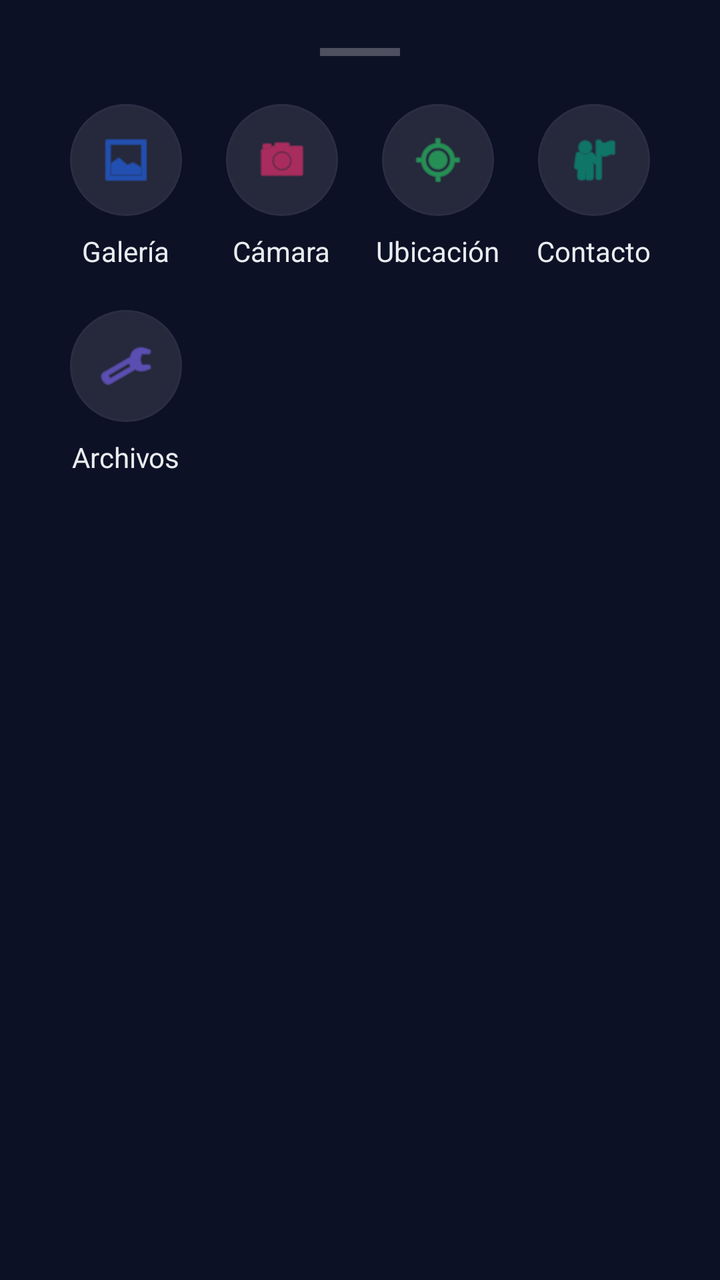
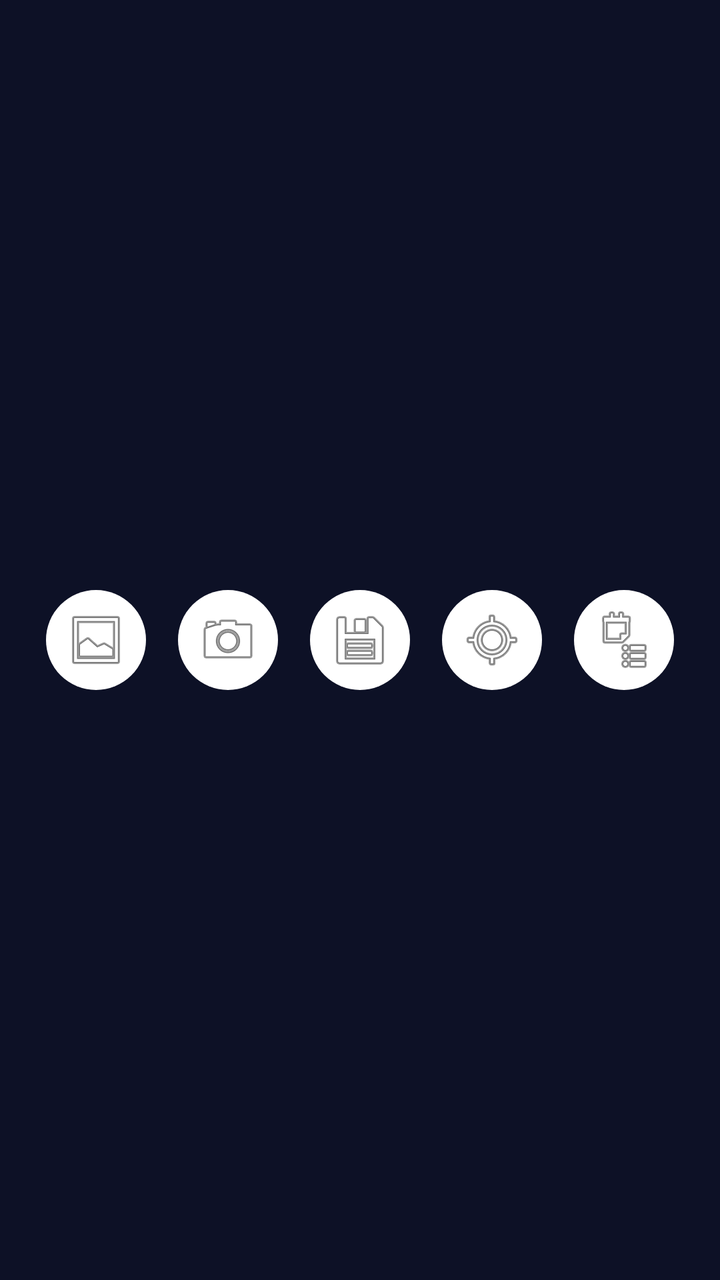

Two renders of the same Android screen: before a commit and after it. Below are the layout's source before the change and the commit's diff.
<!-- AndroidManifest.xml: application theme Theme.Nexu -->
<!-- res/layout/layout_attachment_menu.xml -->
<?xml version="1.0" encoding="utf-8"?>
<LinearLayout xmlns:android="http://schemas.android.com/apk/res/android"
    xmlns:app="http://schemas.android.com/apk/res-auto"
    android:layout_width="match_parent"
    android:layout_height="wrap_content"
    android:background="#0D1126"
    android:orientation="vertical"
    android:padding="24dp">

    <View
        android:layout_width="40dp"
        android:layout_height="4dp"
        android:layout_gravity="center_horizontal"
        android:layout_marginBottom="24dp"
        android:background="#44FFFFFF" />

    <GridLayout
        android:layout_width="match_parent"
        android:layout_height="wrap_content"
        android:alignmentMode="alignBounds"
        android:columnCount="4"
        android:rowCount="2">

        <LinearLayout
            android:id="@+id/btnGallery"
            android:layout_width="0dp"
            android:layout_height="wrap_content"
            android:layout_columnWeight="1"
            android:gravity="center"
            android:orientation="vertical">

            <androidx.appcompat.widget.AppCompatImageView
                android:layout_width="56dp"
                android:layout_height="56dp"
                android:background="@drawable/bg_attachment_icon"
                android:padding="14dp"
                android:src="@android:drawable/ic_menu_gallery"
                app:tint="#1F69FF" />

            <TextView
                android:layout_width="wrap_content"
                android:layout_height="wrap_content"
                android:layout_marginTop="8dp"
                android:text="Galería"
                android:textColor="#E9EDEF"
                android:textSize="14sp" />
        </LinearLayout>

        <LinearLayout
            android:id="@+id/btnCamera"
            android:layout_width="0dp"
            android:layout_height="wrap_content"
            android:layout_columnWeight="1"
            android:gravity="center"
            android:orientation="vertical">

            <androidx.appcompat.widget.AppCompatImageView
                android:layout_width="56dp"
                android:layout_height="56dp"
                android:background="@drawable/bg_attachment_icon"
                android:padding="14dp"
                android:src="@android:drawable/ic_menu_camera"
                app:tint="#FF2E74" />

            <TextView
                android:layout_width="wrap_content"
                android:layout_height="wrap_content"
                android:layout_marginTop="8dp"
                android:text="Cámara"
                android:textColor="#E9EDEF"
                android:textSize="14sp" />
        </LinearLayout>

        <LinearLayout
            android:id="@+id/btnLocation"
            android:layout_width="0dp"
            android:layout_height="wrap_content"
            android:layout_columnWeight="1"
            android:gravity="center"
            android:orientation="vertical">

            <androidx.appcompat.widget.AppCompatImageView
                android:layout_width="56dp"
                android:layout_height="56dp"
                android:background="@drawable/bg_attachment_icon"
                android:padding="14dp"
                android:src="@android:drawable/ic_menu_mylocation"
                app:tint="#25D366" />

            <TextView
                android:layout_width="wrap_content"
                android:layout_height="wrap_content"
                android:layout_marginTop="8dp"
                android:text="Ubicación"
                android:textColor="#E9EDEF"
                android:textSize="14sp" />
        </LinearLayout>

        <LinearLayout
            android:id="@+id/btnContact"
            android:layout_width="0dp"
            android:layout_height="wrap_content"
            android:layout_columnWeight="1"
            android:gravity="center"
            android:orientation="vertical">

            <androidx.appcompat.widget.AppCompatImageView
                android:layout_width="56dp"
                android:layout_height="56dp"
                android:background="@drawable/bg_attachment_icon"
                android:padding="14dp"
                android:src="@android:drawable/ic_menu_myplaces"
                app:tint="#00A884" />

            <TextView
                android:layout_width="wrap_content"
                android:layout_height="wrap_content"
                android:layout_marginTop="8dp"
                android:text="Contacto"
                android:textColor="#E9EDEF"
                android:textSize="14sp" />
        </LinearLayout>

        <LinearLayout
            android:id="@+id/btnFiles"
            android:layout_width="0dp"
            android:layout_height="wrap_content"
            android:layout_columnWeight="1"
            android:layout_marginTop="20dp"
            android:gravity="center"
            android:orientation="vertical">

            <androidx.appcompat.widget.AppCompatImageView
                android:layout_width="56dp"
                android:layout_height="56dp"
                android:background="@drawable/bg_attachment_icon"
                android:padding="14dp"
                android:src="@android:drawable/ic_menu_manage"
                app:tint="#7F66FF" />

            <TextView
                android:layout_width="wrap_content"
                android:layout_height="wrap_content"
                android:layout_marginTop="8dp"
                android:text="Archivos"
                android:textColor="#E9EDEF"
                android:textSize="14sp" />
        </LinearLayout>

    </GridLayout>
</LinearLayout>
<!-- resources referenced by this layout -->
<resources>
  <!-- drawable bg_attachment_icon (drawable) -->
  <?xml version="1.0" encoding="utf-8"?>
  <shape xmlns:android="http://schemas.android.com/apk/res/android" android:shape="oval">
      <solid android:color="#1AFFFFFF"/> <stroke android:width="1dp" android:color="#2A2E43"/> </shape>
  <style name="Theme.Nexu" parent="Base.Theme.Nexu" />
  <style name="Base.Theme.Nexu" parent="Theme.Material3.DayNight.NoActionBar">
          
          
      </style>
</resources>

<!-- the commit's change to res/layout/layout_attachment_menu.xml (unified diff, before → after) -->
@@ -1,151 +1,15 @@
 <?xml version="1.0" encoding="utf-8"?>
 <LinearLayout xmlns:android="http://schemas.android.com/apk/res/android"
-    xmlns:app="http://schemas.android.com/apk/res-auto"
     android:layout_width="match_parent"
     android:layout_height="wrap_content"
+    android:orientation="horizontal"
+    android:padding="20dp"
     android:background="#0D1126"
-    android:orientation="vertical"
-    android:padding="24dp">
+    android:gravity="center">
 
-    <View
-        android:layout_width="40dp"
-        android:layout_height="4dp"
-        android:layout_gravity="center_horizontal"
-        android:layout_marginBottom="24dp"
-        android:background="#44FFFFFF" />
-
-    <GridLayout
-        android:layout_width="match_parent"
-        android:layout_height="wrap_content"
-        android:alignmentMode="alignBounds"
-        android:columnCount="4"
-        android:rowCount="2">
-
-        <LinearLayout
-            android:id="@+id/btnGallery"
-            android:layout_width="0dp"
-            android:layout_height="wrap_content"
-            android:layout_columnWeight="1"
-            android:gravity="center"
-            android:orientation="vertical">
-
-            <androidx.appcompat.widget.AppCompatImageView
-                android:layout_width="56dp"
-                android:layout_height="56dp"
-                android:background="@drawable/bg_attachment_icon"
-                android:padding="14dp"
-                android:src="@android:drawable/ic_menu_gallery"
-                app:tint="#1F69FF" />
-
-            <TextView
-                android:layout_width="wrap_content"
-                android:layout_height="wrap_content"
-                android:layout_marginTop="8dp"
-                android:text="Galería"
-                android:textColor="#E9EDEF"
-                android:textSize="14sp" />
-        </LinearLayout>
-
-        <LinearLayout
-            android:id="@+id/btnCamera"
-            android:layout_width="0dp"
-            android:layout_height="wrap_content"
-            android:layout_columnWeight="1"
-            android:gravity="center"
-            android:orientation="vertical">
-
-            <androidx.appcompat.widget.AppCompatImageView
-                android:layout_width="56dp"
-                android:layout_height="56dp"
-                android:background="@drawable/bg_attachment_icon"
-                android:padding="14dp"
-                android:src="@android:drawable/ic_menu_camera"
-                app:tint="#FF2E74" />
-
-            <TextView
-                android:layout_width="wrap_content"
-                android:layout_height="wrap_content"
-                android:layout_marginTop="8dp"
-                android:text="Cámara"
-                android:textColor="#E9EDEF"
-                android:textSize="14sp" />
-        </LinearLayout>
-
-        <LinearLayout
-            android:id="@+id/btnLocation"
-            android:layout_width="0dp"
-            android:layout_height="wrap_content"
-            android:layout_columnWeight="1"
-            android:gravity="center"
-            android:orientation="vertical">
-
-            <androidx.appcompat.widget.AppCompatImageView
-                android:layout_width="56dp"
-                android:layout_height="56dp"
-                android:background="@drawable/bg_attachment_icon"
-                android:padding="14dp"
-                android:src="@android:drawable/ic_menu_mylocation"
-                app:tint="#25D366" />
-
-            <TextView
-                android:layout_width="wrap_content"
-                android:layout_height="wrap_content"
-                android:layout_marginTop="8dp"
-                android:text="Ubicación"
-                android:textColor="#E9EDEF"
-                android:textSize="14sp" />
-        </LinearLayout>
-
-        <LinearLayout
-            android:id="@+id/btnContact"
-            android:layout_width="0dp"
-            android:layout_height="wrap_content"
-            android:layout_columnWeight="1"
-            android:gravity="center"
-            android:orientation="vertical">
-
-            <androidx.appcompat.widget.AppCompatImageView
-                android:layout_width="56dp"
-                android:layout_height="56dp"
-                android:background="@drawable/bg_attachment_icon"
-                android:padding="14dp"
-                android:src="@android:drawable/ic_menu_myplaces"
-                app:tint="#00A884" />
-
-            <TextView
-                android:layout_width="wrap_content"
-                android:layout_height="wrap_content"
-                android:layout_marginTop="8dp"
-                android:text="Contacto"
-                android:textColor="#E9EDEF"
-                android:textSize="14sp" />
-        </LinearLayout>
-
-        <LinearLayout
-            android:id="@+id/btnFiles"
-            android:layout_width="0dp"
-            android:layout_height="wrap_content"
-            android:layout_columnWeight="1"
-            android:layout_marginTop="20dp"
-            android:gravity="center"
-            android:orientation="vertical">
-
-            <androidx.appcompat.widget.AppCompatImageView
-                android:layout_width="56dp"
-                android:layout_height="56dp"
-                android:background="@drawable/bg_attachment_icon"
-                android:padding="14dp"
-                android:src="@android:drawable/ic_menu_manage"
-                app:tint="#7F66FF" />
-
-            <TextView
-                android:layout_width="wrap_content"
-                android:layout_height="wrap_content"
-                android:layout_marginTop="8dp"
-                android:text="Archivos"
-                android:textColor="#E9EDEF"
-                android:textSize="14sp" />
-        </LinearLayout>
-
-    </GridLayout>
+    <ImageButton android:id="@+id/btnGallery" android:layout_width="50dp" android:layout_height="50dp" android:layout_margin="8dp" android:background="@drawable/circle_background" android:src="@android:drawable/ic_menu_gallery" />
+    <ImageButton android:id="@+id/btnCamera" android:layout_width="50dp" android:layout_height="50dp" android:layout_margin="8dp" android:background="@drawable/circle_background" android:src="@android:drawable/ic_menu_camera" />
+    <ImageButton android:id="@+id/btnFiles" android:layout_width="50dp" android:layout_height="50dp" android:layout_margin="8dp" android:background="@drawable/circle_background" android:src="@android:drawable/ic_menu_save" />
+    <ImageButton android:id="@+id/btnLocation" android:layout_width="50dp" android:layout_height="50dp" android:layout_margin="8dp" android:background="@drawable/circle_background" android:src="@android:drawable/ic_menu_mylocation" />
+    <ImageButton android:id="@+id/btnContact" android:layout_width="50dp" android:layout_height="50dp" android:layout_margin="8dp" android:background="@drawable/circle_background" android:src="@android:drawable/ic_menu_agenda" />
 </LinearLayout>
<!-- resource entries referenced after the edit -->
@@ -1,13 +1,13 @@
 <!-- resources referenced by this layout -->
 <resources>
-  <!-- drawable bg_attachment_icon (drawable) -->
+  <!-- drawable circle_background (drawable) -->
   <?xml version="1.0" encoding="utf-8"?>
-  <shape xmlns:android="http://schemas.android.com/apk/res/android" android:shape="oval">
-      <solid android:color="#1AFFFFFF"/> <stroke android:width="1dp" android:color="#2A2E43"/> </shape>
+  <shape xmlns:android="http://schemas.android.com/apk/res/android"
+      android:shape="oval">
+      <solid android:color="#FFFFFF" />
+  </shape>
   <style name="Theme.Nexu" parent="Base.Theme.Nexu" />
   <style name="Base.Theme.Nexu" parent="Theme.Material3.DayNight.NoActionBar">
-          
-          
       </style>
 </resources>
 
